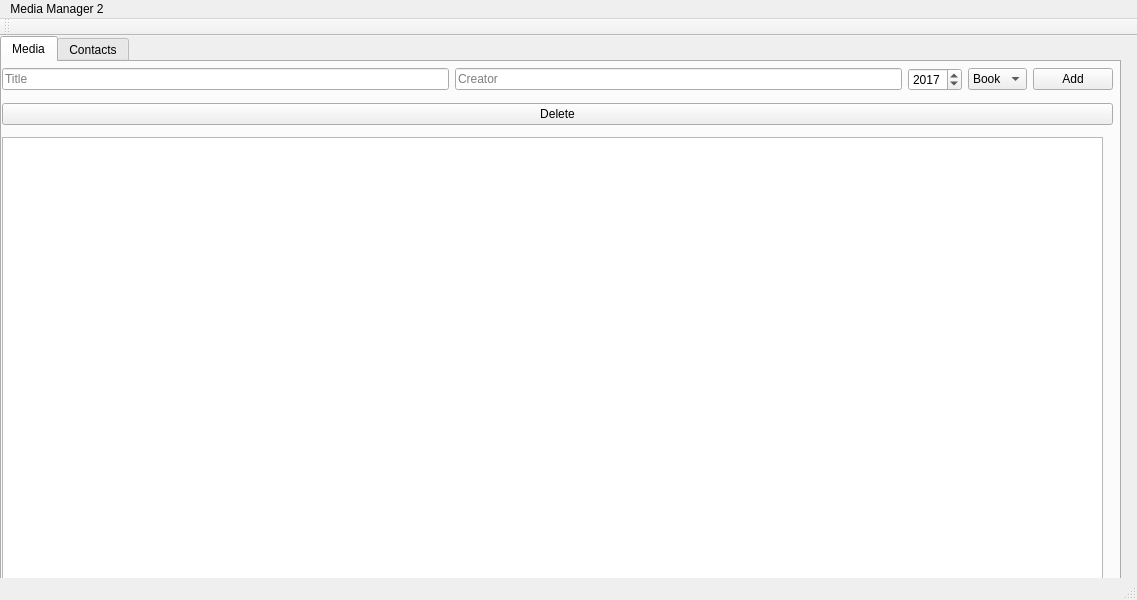
Qt form ui/media-manager.ui (DevWurm/htw_media-manager-2) before a commit.
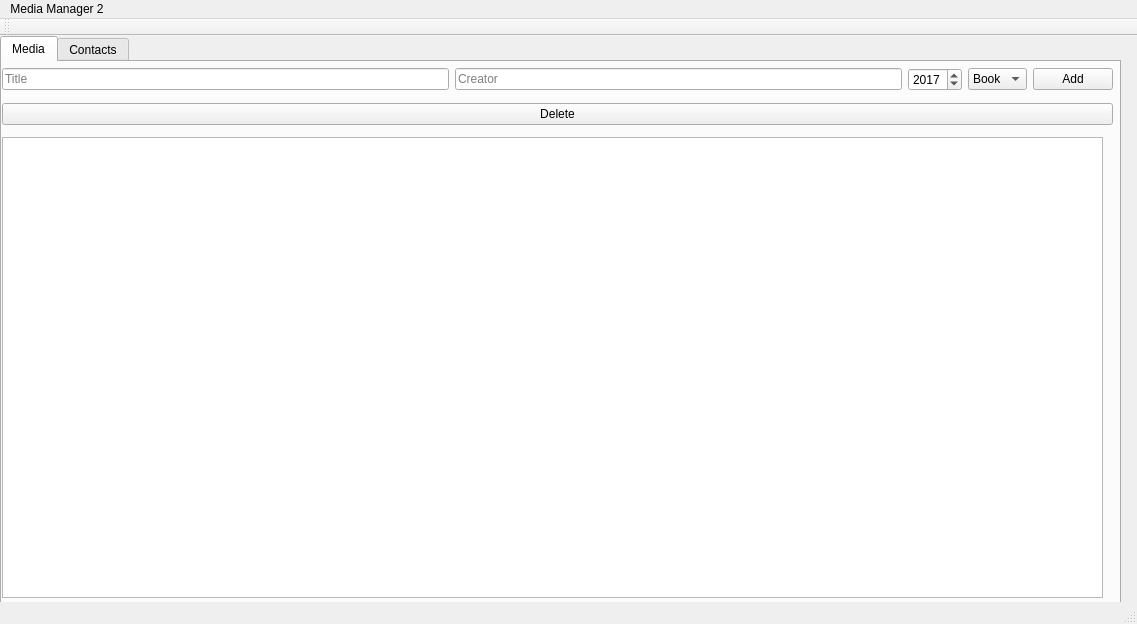
The same form after that commit.

```diff
--- a/ui/media-manager.ui
+++ b/ui/media-manager.ui
@@ -7,7 +7,7 @@
     <x>0</x>
     <y>0</y>
     <width>1137</width>
-    <height>600</height>
+    <height>624</height>
    </rect>
   </property>
   <property name="windowTitle">
@@ -123,6 +123,18 @@
          <property name="selectionBehavior">
           <enum>QAbstractItemView::SelectRows</enum>
          </property>
+         <attribute name="horizontalHeaderDefaultSectionSize">
+          <number>150</number>
+         </attribute>
+         <attribute name="horizontalHeaderMinimumSectionSize">
+          <number>150</number>
+         </attribute>
+         <attribute name="horizontalHeaderStretchLastSection">
+          <bool>true</bool>
+         </attribute>
+         <attribute name="verticalHeaderHighlightSections">
+          <bool>false</bool>
+         </attribute>
         </widget>
        </item>
       </layout>
```
Left out of the diff: 20 changed lines with no effect on the pictures.
